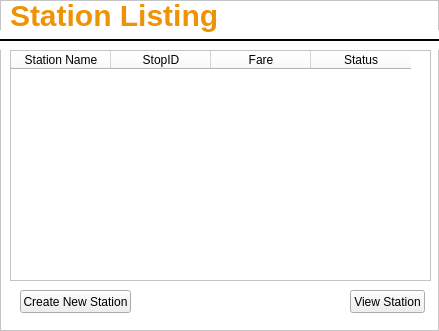
Old version of the form app/ui/stationListing.ui in the repository alishan-kaisani/CS4400-GUI.
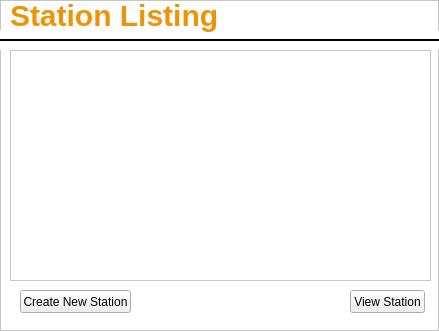
New version of the form. Icons and pictures are not drawn.

Commit message: Updated Backend with some edits & began implementatoin of model/view structure

Patch:
```diff
--- a/app/ui/stationListing.ui
+++ b/app/ui/stationListing.ui
@@ -28,36 +28,6 @@
   <property name="frameShadow">
    <enum>QFrame::Raised</enum>
   </property>
-  <widget class="QTableWidget" name="tableWidget">
-   <property name="geometry">
-    <rect>
-     <x>10</x>
-     <y>50</y>
-     <width>421</width>
-     <height>231</height>
-    </rect>
-   </property>
-   <column>
-    <property name="text">
-     <string>Station Name</string>
-    </property>
-   </column>
-   <column>
-    <property name="text">
-     <string>StopID</string>
-    </property>
-   </column>
-   <column>
-    <property name="text">
-     <string>Fare</string>
-    </property>
-   </column>
-   <column>
-    <property name="text">
-     <string>Status</string>
-    </property>
-   </column>
-  </widget>
   <widget class="QPushButton" name="createNewStationButton">
    <property name="geometry">
     <rect>
@@ -152,6 +122,16 @@
     <string>Station Listing</string>
    </property>
   </widget>
+  <widget class="QTableView" name="tableView">
+   <property name="geometry">
+    <rect>
+     <x>10</x>
+     <y>50</y>
+     <width>421</width>
+     <height>231</height>
+    </rect>
+   </property>
+  </widget>
  </widget>
  <resources>
   <include location="../qtResources.qrc"/>
```
The commit also changes 3 other files.
